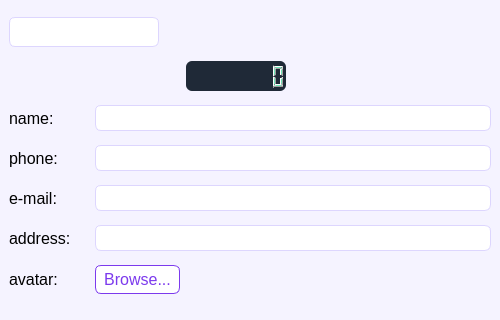
This is addnew.ui in jialinliu0817/AddressBook as Qt 5 draws it before an edit; both pictures show x 0 to 500 and y 0 to 320 of the 500 by 585 pixel window. The edited form follows.
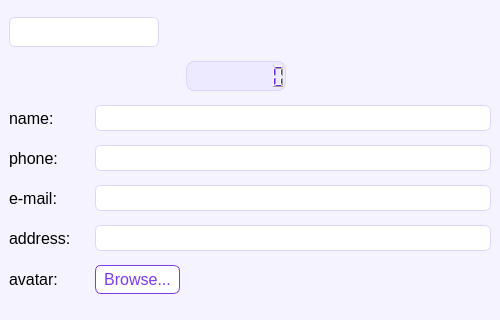
This is the edited form. Icons and pictures are not drawn.

Diff of the .ui file:
```diff
--- a/addnew.ui
+++ b/addnew.ui
@@ -205,9 +205,10 @@
        </font>
       </property>
       <property name="styleSheet">
-       <string notr="true">background-color: #1F2937;
-color: #6EE7B7;
-border-radius: 6px;
+       <string notr="true">background-color: #EDE9FE;
+color: #6D28D9;
+border: 1px solid #DDD6FE;
+border-radius: 8px;
 padding: 2px;</string>
       </property>
       <property name="digitCount">
```
